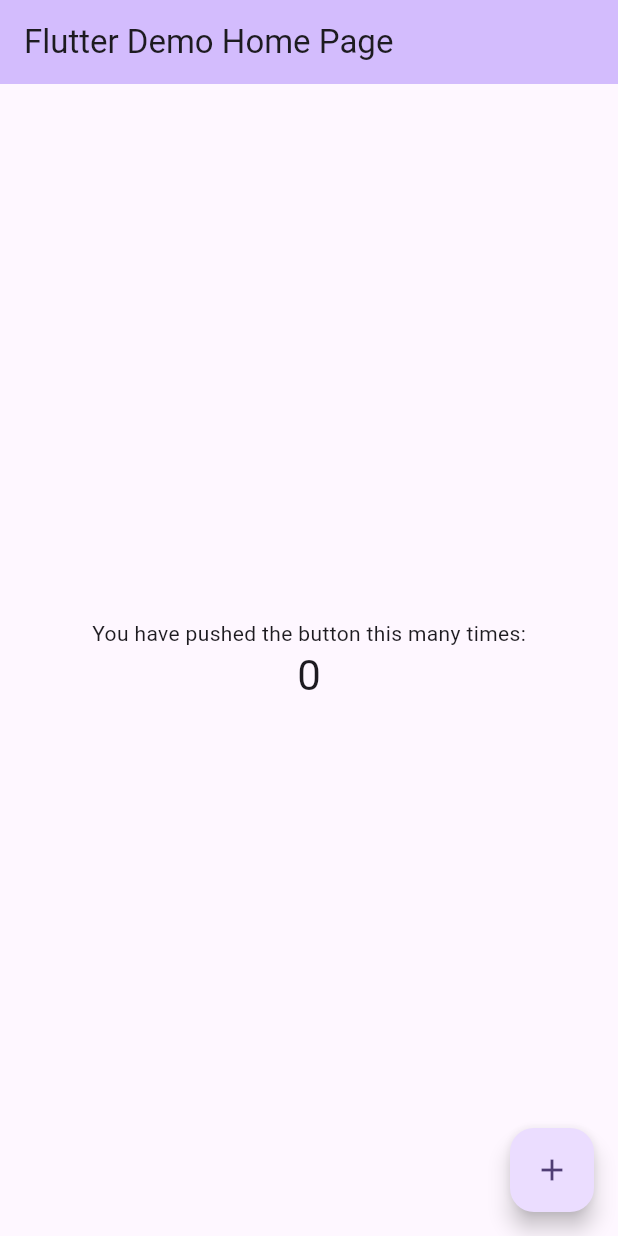
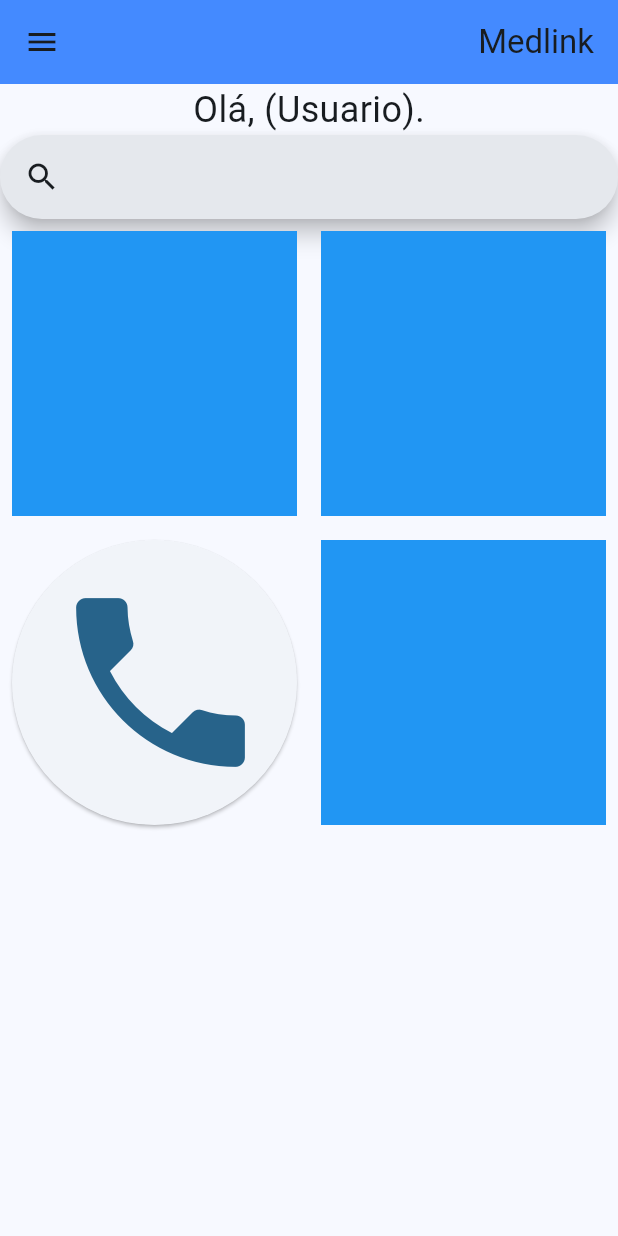
Before and after one commit to EduardoSilvaDiniz/medlink, a Flutter app: the screen it shows after launch, on a phone screen of 412 x 824 dp. Run offline on Flutter 3.47's test engine with Material 3 defaults, Android fonts, the phone set to English and light mode, and no system bars.

Commit message:
add manpage

```diff
--- /dev/null
+++ b/lib/app_bar_custom.dart
@@ -0,0 +1,13 @@
+import 'package:flutter/material.dart';
+
+class AppbarCustom {
+  static AppBar buildAppbar() {
+    return AppBar(
+      title: const Align(
+        alignment: Alignment.centerRight,
+        child: Text("Medlink"),
+      ),
+      backgroundColor: Colors.blueAccent,
+    );
+  }
+}
--- /dev/null
+++ b/lib/buttons.dart
@@ -0,0 +1,29 @@
+import 'package:flutter/material.dart';
+import 'package:medlink/home_page_second_fake.dart';
+
+class Buttons {
+  static final ButtonStyle raisedButtonStyle = ElevatedButton.styleFrom(
+    padding: const EdgeInsets.symmetric(horizontal: 24),
+    shape: const RoundedRectangleBorder(
+      borderRadius: BorderRadius.all(Radius.circular(2)),
+    ),
+  );
+
+  static void accessFakePage(BuildContext context) {
+    Navigator.push(
+      context,
+      MaterialPageRoute(builder: (context) => const SecondRoute()),
+    );
+  }
+
+  static Widget createButton(BuildContext context) {
+    return ButtonTheme(
+      minWidth: 500.0,
+      height: 500.0,
+      child: ElevatedButton(
+        onPressed: () {},
+        child: const Icon(Icons.phone, size: 150,),
+      ),
+    );
+  }
+}
--- /dev/null
+++ b/lib/factory_containers.dart
@@ -0,0 +1,28 @@
+import 'package:flutter/material.dart';
+import 'package:medlink/buttons.dart';
+import 'package:medlink/searchbar.dart';
+
+class FactoryContainers {
+  static double sizeHeight = 50;
+
+  static List<Widget> containerButtons(BuildContext context) {
+    return <Widget>[
+      Buttons.createButton(context),
+      Buttons.createButton(context),
+    ];
+  }
+
+  static List<Widget> containerTopBody(BuildContext context) {
+    return <Widget>[
+      const Align(
+        alignment: Alignment.center,
+        child: Text(
+          "Olá, (Usuario).",
+          style: TextStyle(fontSize: 24),
+        ),
+      ),
+
+      SearchBarCustom.buildSearchBar(),
+    ];
+  }
+}
--- /dev/null
+++ b/lib/hamburger_button.dart
@@ -0,0 +1,40 @@
+import 'package:flutter/material.dart';
+
+class HamburgerButton {
+  static Widget buildHambugerButton() {
+    return Drawer(
+      child: ListView(
+        padding: EdgeInsets.zero,
+        children: [
+          const DrawerHeader(
+            decoration: BoxDecoration(
+              color: Colors.blue,
+            ),
+            child: Row(
+              children: [
+                Icon(
+                  Icons.supervised_user_circle,
+                  size: 60,
+                ),
+                Column(
+                  children: [
+                    Text('USUARIO', style: TextStyle(fontSize: 24)),
+                    Text('000.000.000-00', style: TextStyle(fontSize: 14)),
+                  ],
+                )
+              ],
+            ),
+          ),
+          ListTile(
+            title: const Text('Histórico de consultas'),
+            onTap: () {},
+          ),
+          ListTile(
+            title: const Text('Notificações'),
+            onTap: () {},
+          ),
+        ],
+      ),
+    );
+  }
+}
--- /dev/null
+++ b/lib/home_page.dart
@@ -0,0 +1,9 @@
+import 'package:flutter/material.dart';
+import 'package:medlink/home_page_stage.dart';
+
+class MyHomePage extends StatefulWidget {
+  const MyHomePage({super.key});
+
+  @override
+  State<MyHomePage> createState() => MyHomePageState();
+}
--- /dev/null
+++ b/lib/home_page_second_fake.dart
@@ -0,0 +1,22 @@
+import 'package:flutter/material.dart';
+
+class SecondRoute extends StatelessWidget {
+  const SecondRoute({super.key});
+
+  @override
+  Widget build(BuildContext context) {
+    return Scaffold(
+      appBar: AppBar(
+        title: const Text('FAKE PAGE'),
+      ),
+      body: Center(
+        child: ElevatedButton(
+          onPressed: () {
+            Navigator.pop(context);
+          },
+          child: const Text('Go back!'),
+        ),
+      ),
+    );
+  }
+}
--- /dev/null
+++ b/lib/home_page_stage.dart
@@ -0,0 +1,70 @@
+import 'package:flutter/material.dart';
+import 'package:medlink/app_bar_custom.dart';
+import 'package:medlink/factory_containers.dart';
+import 'package:medlink/hamburger_button.dart';
+import 'package:medlink/home_page.dart';
+
+class MyHomePageState extends State<MyHomePage> {
+  double spacing = 8.0;
+  double runSpacing = 4.0;
+  Color background = Colors.white;
+
+  @override
+  Widget build(BuildContext context) {
+    return Scaffold(
+        appBar: AppbarCustom.buildAppbar(),
+        drawer: HamburgerButton.buildHambugerButton(),
+        body: Column(
+          children: [
+            Column(
+              children: FactoryContainers.containerTopBody(context),
+            ),
+            GridView.count(
+              shrinkWrap: true,
+              crossAxisCount: 2,
+              children: [
+                Padding(
+                  padding: const EdgeInsets.all(8.0),
+                  child: Container(
+                    padding: const EdgeInsets.all(8.0),
+                    height: 50,
+                    width: 50,
+                    color: Colors.blue,
+                  ),
+                ),
+                Padding(
+                  padding: const EdgeInsets.all(8.0),
+                  child: Container(
+                    padding: const EdgeInsets.all(8.0),
+                    height: 50,
+                    width: 50,
+                    color: Colors.blue,
+                  ),
+                ),
+                Padding(
+                  padding: const EdgeInsets.all(8.0),
+                  child: ButtonTheme(
+                    child: ElevatedButton(
+                      onPressed: () {},
+                      child: const Icon(
+                        Icons.phone,
+                        size: 150,
+                      ),
+                    ),
+                  ),
+                ),
+                Padding(
+                  padding: const EdgeInsets.all(8.0),
+                  child: Container(
+                    padding: const EdgeInsets.all(8.0),
+                    height: 50,
+                    width: 50,
+                    color: Colors.blue,
+                  ),
+                ),
+              ],
+            ),
+          ],
+        ));
+  }
+}
--- a/lib/main.dart
+++ b/lib/main.dart
@@ -1,8 +1,5 @@
 import 'package:flutter/material.dart';
-
-void main() {
-  runApp(const MyApp());
-}
+import 'package:medlink/home_page.dart';
 
 class MyApp extends StatelessWidget {
   const MyApp({super.key});
@@ -10,61 +7,16 @@ class MyApp extends StatelessWidget {
   @override
   Widget build(BuildContext context) {
     return MaterialApp(
-      title: 'Flutter Demo',
+      title: 'Medlink',
       theme: ThemeData(
-        colorScheme: ColorScheme.fromSeed(seedColor: Colors.deepPurple),
+        colorScheme: ColorScheme.fromSeed(seedColor: Colors.lightBlue),
         useMaterial3: true,
       ),
-      home: const MyHomePage(title: 'Flutter Demo Home Page'),
+      home: const MyHomePage(),
     );
   }
 }
 
-class MyHomePage extends StatefulWidget {
-  const MyHomePage({super.key, required this.title});
-
-
-  final String title;
-
-  @override
-  State<MyHomePage> createState() => _MyHomePageState();
+void main() {
+  runApp(const MyApp());
 }
-
-class _MyHomePageState extends State<MyHomePage> {
-  int _counter = 0;
-
-  void _incrementCounter() {
-    setState(() {
-      _counter++;
-    });
-  }
-
-  @override
-  Widget build(BuildContext context) {
-    return Scaffold(
-      appBar: AppBar(
-        backgroundColor: Theme.of(context).colorScheme.inversePrimary,
-        title: Text(widget.title),
-      ),
-      body: Center(
-        child: Column(
-          mainAxisAlignment: MainAxisAlignment.center,
-          children: <Widget>[
-            const Text(
-              'You have pushed the button this many times:',
-            ),
-            Text(
-              '$_counter',
-              style: Theme.of(context).textTheme.headlineMedium,
-            ),
-          ],
-        ),
-      ),
-      floatingActionButton: FloatingActionButton(
-        onPressed: _incrementCounter,
-        tooltip: 'Increment',
-        child: const Icon(Icons.add),
-      ),
-    );
-  }
-}
--- /dev/null
+++ b/lib/searchbar.dart
@@ -0,0 +1,31 @@
+import 'package:flutter/material.dart';
+
+class SearchBarCustom {
+  static Widget buildSearchBar() {
+    return SearchAnchor(
+        builder: (BuildContext context, SearchController controller) {
+      return SearchBar(
+        controller: controller,
+        padding: const WidgetStatePropertyAll<EdgeInsets>(
+            EdgeInsets.symmetric(horizontal: 16.0)),
+        onTap: () {
+          controller.openView();
+        },
+        onChanged: (_) {
+          controller.openView();
+        },
+        leading: const Align(
+          alignment: Alignment.centerRight,
+          child: Icon(Icons.search),
+        ),
+      );
+    }, suggestionsBuilder: (BuildContext context, SearchController controller) {
+      return List<ListTile>.generate(5, (int index) {
+        final String item = 'item $index';
+        return ListTile(
+          title: Text(item),
+        );
+      });
+    });
+  }
+}
```
